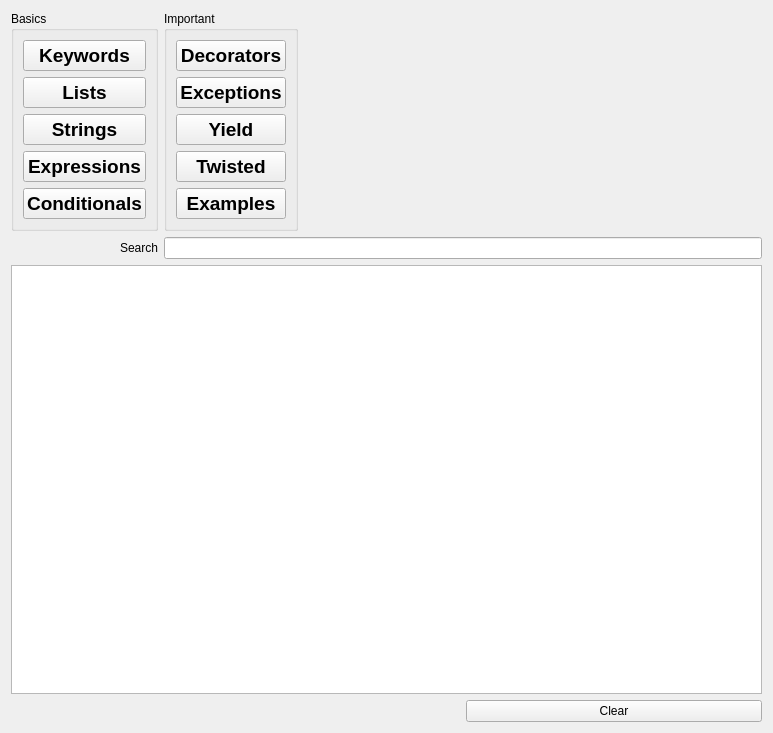
Old version of the form python_cheat_sheet_gui.ui in the repository davmaz/cheat-sheet.
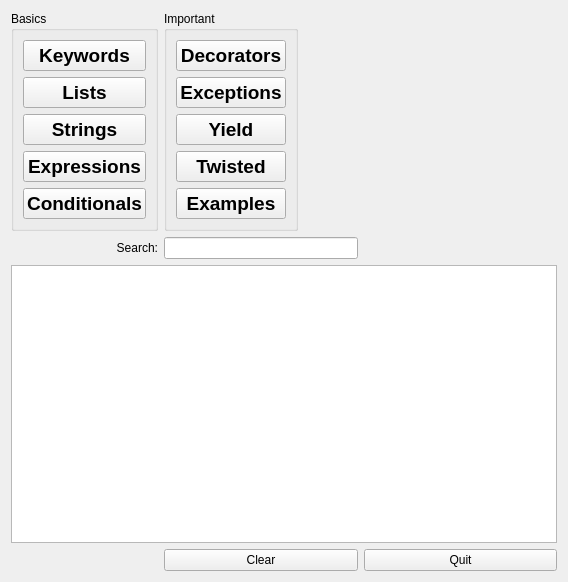
New version of the form.

```diff
--- a/python_cheat_sheet_gui.ui
+++ b/python_cheat_sheet_gui.ui
@@ -9,8 +9,8 @@
    <rect>
     <x>0</x>
     <y>0</y>
-    <width>773</width>
-    <height>733</height>
+    <width>568</width>
+    <height>582</height>
    </rect>
   </property>
   <property name="windowTitle">
@@ -217,36 +217,36 @@
      </layout>
     </widget>
    </item>
-   <item row="1" column="0">
-    <widget class="QLabel" name="search_label">
-     <property name="text">
-      <string>Search</string>
-     </property>
-     <property name="alignment">
-      <set>Qt::AlignRight|Qt::AlignTrailing|Qt::AlignVCenter</set>
-     </property>
-    </widget>
-   </item>
-   <item row="1" column="1" colspan="2">
-    <widget class="QLineEdit" name="search_text"/>
-   </item>
-   <item row="2" column="0" colspan="3">
-    <widget class="QTextBrowser" name="results_browser"/>
-   </item>
-   <item row="3" column="0" colspan="2">
-    <spacer name="horizontalSpacer_2">
+   <item row="0" column="2">
+    <spacer name="horizontalSpacer">
      <property name="orientation">
       <enum>Qt::Horizontal</enum>
      </property>
      <property name="sizeHint" stdset="0">
       <size>
-       <width>445</width>
+       <width>179</width>
        <height>20</height>
       </size>
      </property>
     </spacer>
    </item>
-   <item row="3" column="2">
+   <item row="1" column="0">
+    <widget class="QLabel" name="search_label">
+     <property name="text">
+      <string>Search:</string>
+     </property>
+     <property name="alignment">
+      <set>Qt::AlignRight|Qt::AlignTrailing|Qt::AlignVCenter</set>
+     </property>
+    </widget>
+   </item>
+   <item row="1" column="1">
+    <widget class="QLineEdit" name="search_text"/>
+   </item>
+   <item row="2" column="0" colspan="3">
+    <widget class="QTextBrowser" name="results_browser"/>
+   </item>
+   <item row="3" column="1">
     <widget class="QPushButton" name="clear_button">
      <property name="text">
       <string>Clear</string>
@@ -256,6 +256,19 @@
      </property>
     </widget>
    </item>
+   <item row="3" column="2">
+    <widget class="QPushButton" name="quit_button">
+     <property name="enabled">
+      <bool>true</bool>
+     </property>
+     <property name="text">
+      <string>Quit</string>
+     </property>
+     <property name="autoDefault">
+      <bool>false</bool>
+     </property>
+    </widget>
+   </item>
   </layout>
  </widget>
  <resources/>
```
Left out of the diff: 17 changed lines with no effect on the pictures.
